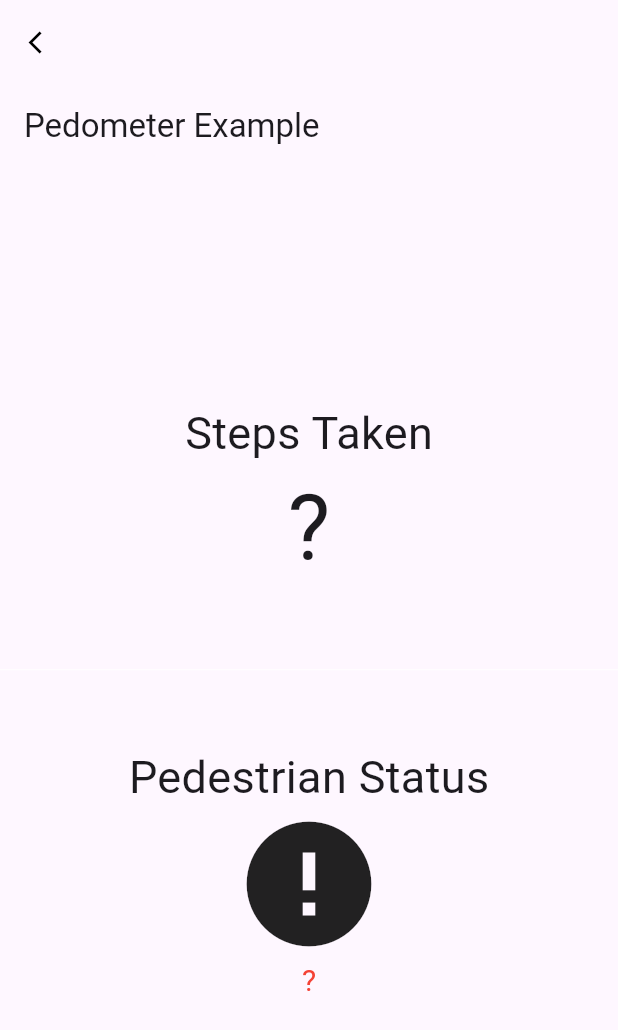
After one commit to Vinesh018/PlusFitness001, a Flutter app: the Running screen opened directly, after a tap on the "arrow back ios" icon, on a phone screen of 412 x 824 dp. The commit adds this screen. Shown: the top 1030 px of the screen. Run offline on Flutter 3.47's test engine with Material 3 defaults, Android fonts, the phone set to English and light mode, and no system bars; our stand-ins replace animated_splash_screen, cloud_firestore, firebase_auth, firebase_core, get, google_sign_in and 7 more; missing offline and left inert: gradient_icon; accounts and stored records are empty; project files that could hold a hidden picture were left out.

Commit message:
started the exercise page

```diff
--- /dev/null
+++ b/lib/Vinesh/Exercise/Running/RunningBody.dart
@@ -0,0 +1,121 @@
+import 'package:flutter/material.dart';
+import 'dart:async';
+
+import 'package:pedometer/pedometer.dart';
+
+String formatDate(DateTime d) {
+  return d.toString().substring(0, 19);
+}
+
+void main() {
+  runApp(MyApp());
+}
+
+class MyApp extends StatefulWidget {
+  @override
+  _MyAppState createState() => _MyAppState();
+}
+
+class _MyAppState extends State<MyApp> {
+  late Stream<StepCount> _stepCountStream;
+  late Stream<PedestrianStatus> _pedestrianStatusStream;
+  String _status = '?', _steps = '?';
+
+  @override
+  void initState() {
+    super.initState();
+    initPlatformState();
+  }
+
+  void onStepCount(StepCount event) {
+    print(event);
+    setState(() {
+      _steps = event.steps.toString();
+    });
+  }
+
+  void onPedestrianStatusChanged(PedestrianStatus event) {
+    print(event);
+    setState(() {
+      _status = event.status;
+    });
+  }
+
+  void onPedestrianStatusError(error) {
+    print('onPedestrianStatusError: $error');
+    setState(() {
+      _status = 'Pedestrian Status not available';
+    });
+    print(_status);
+  }
+
+  void onStepCountError(error) {
+    print('onStepCountError: $error');
+    setState(() {
+      _steps = 'Step Count not available';
+    });
+  }
+
+  void initPlatformState() {
+    _pedestrianStatusStream = Pedometer.pedestrianStatusStream;
+    _pedestrianStatusStream
+        .listen(onPedestrianStatusChanged)
+        .onError(onPedestrianStatusError);
+
+    _stepCountStream = Pedometer.stepCountStream;
+    _stepCountStream.listen(onStepCount).onError(onStepCountError);
+
+    if (!mounted) return;
+  }
+
+  @override
+  Widget build(BuildContext context) {
+    return MaterialApp(
+      home: Scaffold(
+        appBar: AppBar(
+          title: const Text('Pedometer Example'),
+        ),
+        body: Center(
+          child: Column(
+            mainAxisAlignment: MainAxisAlignment.center,
+            children: <Widget>[
+              Text(
+                'Steps Taken',
+                style: TextStyle(fontSize: 30),
+              ),
+              Text(
+                _steps,
+                style: TextStyle(fontSize: 60),
+              ),
+              Divider(
+                height: 100,
+                thickness: 0,
+                color: Colors.white,
+              ),
+              Text(
+                'Pedestrian Status',
+                style: TextStyle(fontSize: 30),
+              ),
+              Icon(
+                _status == 'walking'
+                    ? Icons.directions_walk
+                    : _status == 'stopped'
+                        ? Icons.accessibility_new
+                        : Icons.error,
+                size: 100,
+              ),
+              Center(
+                child: Text(
+                  _status,
+                  style: _status == 'walking' || _status == 'stopped'
+                      ? TextStyle(fontSize: 30)
+                      : TextStyle(fontSize: 20, color: Colors.red),
+                ),
+              )
+            ],
+          ),
+        ),
+      ),
+    );
+  }
+}
--- /dev/null
+++ b/lib/Vinesh/Exercise/Running/running.dart
@@ -0,0 +1,22 @@
+import 'package:flutter/material.dart';
+import 'package:plus_fitness/Vinesh/Exercise/Running/RunningBody.dart';
+
+class Running extends StatefulWidget {
+  const Running({super.key});
+
+  @override
+  State<Running> createState() => _RunningState();
+}
+
+class _RunningState extends State<Running> {
+  @override
+  Widget build(BuildContext context) {
+    return Scaffold(
+        appBar: AppBar(
+          leading: IconButton(
+              onPressed: () {},
+              icon: Icon(Icons.arrow_back_ios, color: Colors.black, size: 18)),
+        ),
+        body: MyApp());
+  }
+}
--- a/lib/Vinesh/S_AreaOfFocus_cont.dart
+++ b/lib/Vinesh/S_AreaOfFocus_cont.dart
@@ -1,4 +1,6 @@
 import 'package:flutter/material.dart';
+import 'package:get/get.dart';
+import 'package:plus_fitness/Vinesh/Exercise/Running/running.dart';
 
 var width;
 class areaOfFocusCont extends StatefulWidget {
@@ -91,6 +93,9 @@ class _areaOfFocusContState extends State<areaOfFocusCont> {
                     ],
                   ),
                   child: InkWell(
+                    onTap: () {
+                      Get.off(Running());
+                    },
                     child: Image.asset("assets/images/area3.png"),
                   ),
                 ),
--- a/lib/Vinesh/T_Meals.dart
+++ b/lib/Vinesh/T_Meals.dart
@@ -123,10 +123,7 @@ class _DragandDropState extends State<DragandDrop>
       mealtype.mealitem.add(mealsItems);
 
 
-      // mealtype.mealitem.forEach((object) {
-      //   print("ItemName: ${object.itemname}"); // prints: barName: foo
-      //   print("Calaries: ${object.calaries}"); // prints: latitudeDbRef: bar
-      // });
+
 
       if (mealtype.mealtype == "Breakfast") {
         final breakfast = mealtype.mealitem.map((object) {
@@ -157,10 +154,6 @@ class _DragandDropState extends State<DragandDrop>
 
         print(" Dinner List $dinnerList");
       }
-
-      // print("9898898989898989");
-      // print(_mealtype[1].mealitem[0]);
-      // print("9898898989898989");
 
 
     });
@@ -231,8 +224,7 @@ class _DragandDropState extends State<DragandDrop>
   }
 
   Widget _builditemRow() {
-    print("---------");
-    print(_mealtype);
+
     return Container(
       decoration: BoxDecoration(
           color: Colors.pink.shade100, borderRadius: BorderRadius.circular(15)),
@@ -367,13 +359,8 @@ class Mealtype {
     print(totalcalaries);
 
 
-    printlist() {
-      for (var items in mealitem) {
-        print(items.uid);
-      }
-    }
 
-    printlist();
+
 
     return '${(totalcalaries).toStringAsFixed(0)} Kcal';
   }
--- a/pubspec.yaml
+++ b/pubspec.yaml
@@ -55,6 +55,7 @@ dependencies:
   google_sign_in: ^6.2.1
   cloud_firestore: ^4.15.9
   shared_preferences: ^2.2.2
+  pedometer: ^4.0.1
 
 
 dev_dependencies:
```
Also changed, not shown: pubspec.lock.
